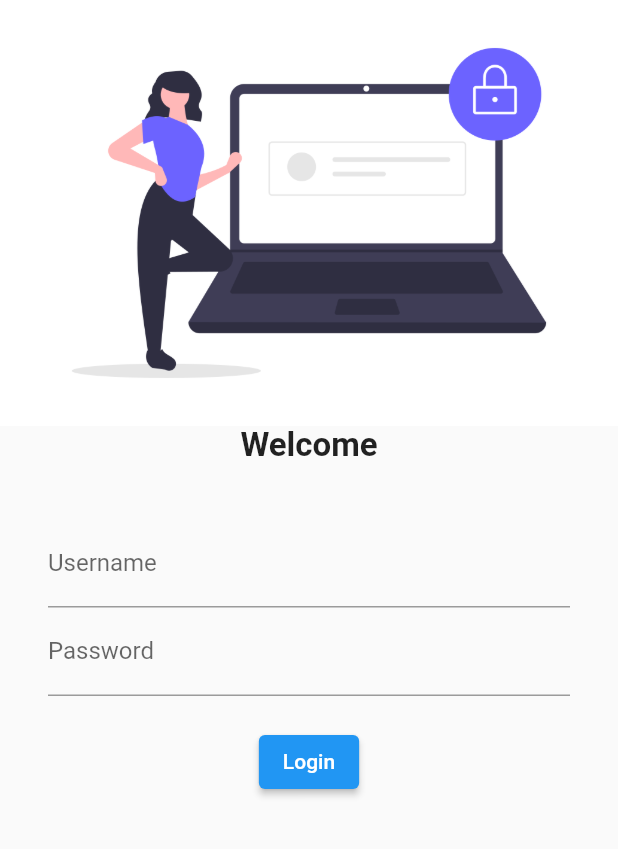
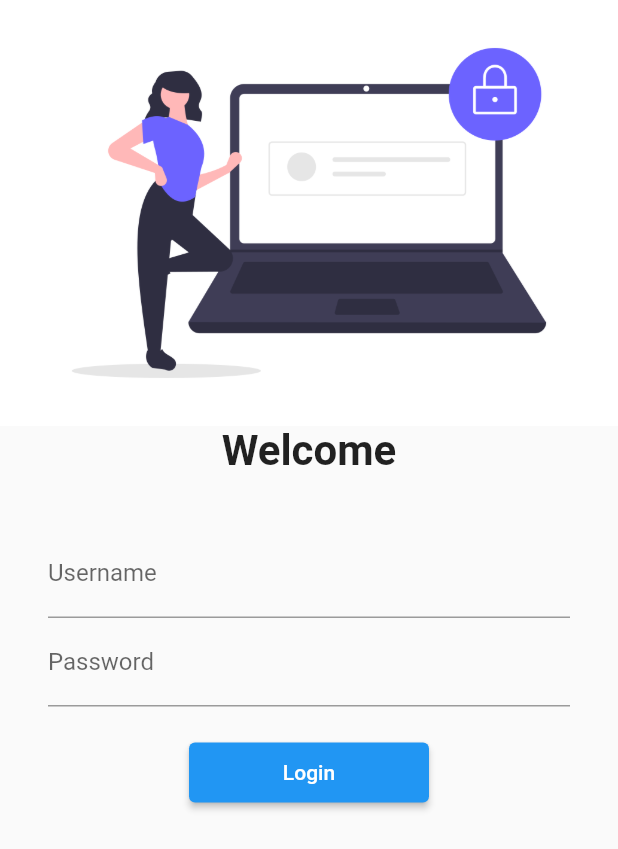
Before and after one commit to cmanish049/30-days-of-flutter, a Flutter app: the screen it shows after launch, on a phone screen of 412 x 824 dp. Shown: the top 849 px of the screen. Run offline on Flutter 3.47's test engine with Material 2 defaults, Android fonts, the phone set to English and light mode, and no system bars; our stand-ins replace google_fonts.

Commit message:
day 5 navigation when login button is clicked

```diff
--- a/lib/main.dart
+++ b/lib/main.dart
@@ -1,5 +1,6 @@
 import 'package:flutter/material.dart';
 import 'package:three/pages/login_page.dart';
+import 'package:three/utils/routes.dart';
 import 'pages/home_page.dart';
 import 'package:google_fonts/google_fonts.dart';
 
@@ -23,11 +24,11 @@ class MyApp extends StatelessWidget {
       darkTheme: ThemeData(
         brightness: Brightness.dark,
       ),
-      initialRoute: "/home",
+      initialRoute: "/",
       routes: {
-        "/": (context) => const HomePage(),
-        "/home": (context) => const LoginPage(),
-        "/login": (context) => const LoginPage(),
+        "/": (context) => const LoginPage(),
+        MyRoutes.homeRoute: (context) => const HomePage(),
+        MyRoutes.loginRoute: (context) => const LoginPage(),
       },
     );
   }
--- a/lib/pages/login_page.dart
+++ b/lib/pages/login_page.dart
@@ -1,4 +1,5 @@
 import 'package:flutter/material.dart';
+import 'package:three/utils/routes.dart';
 
 class LoginPage extends StatelessWidget {
   const LoginPage({super.key});
@@ -6,13 +7,14 @@ class LoginPage extends StatelessWidget {
   @override
   Widget build(BuildContext context) {
     return Material(
+        child: SingleChildScrollView(
           child: Column(
               children: [
           Image.asset("assets/images/login.png", fit: BoxFit.cover),
           const Text(
             "Welcome",
             style: TextStyle(
-            fontSize: 22,
+              fontSize: 28,
               fontWeight: FontWeight.bold,
             ),
           ),
@@ -39,15 +41,18 @@ class LoginPage extends StatelessWidget {
                 height: 20,
               ),
               ElevatedButton(
-              style: TextButton.styleFrom(),
+                style: TextButton.styleFrom(
+                  minimumSize: const Size(160, 40),
+                ),
                 onPressed: () {
-                print("Hi Flutter");
+                  Navigator.pushNamed(context, MyRoutes.homeRoute);
                 },
                 child: const Text("Login"),
               ),
             ]),
           ),
               ],
+            ),
         ));
   }
 }
--- /dev/null
+++ b/lib/utils/routes.dart
@@ -0,0 +1,4 @@
+class MyRoutes {
+  static String loginRoute = "/";
+  static String homeRoute = "/home";
+}
```
Lines whose indentation alone changed are shown as unchanged.
